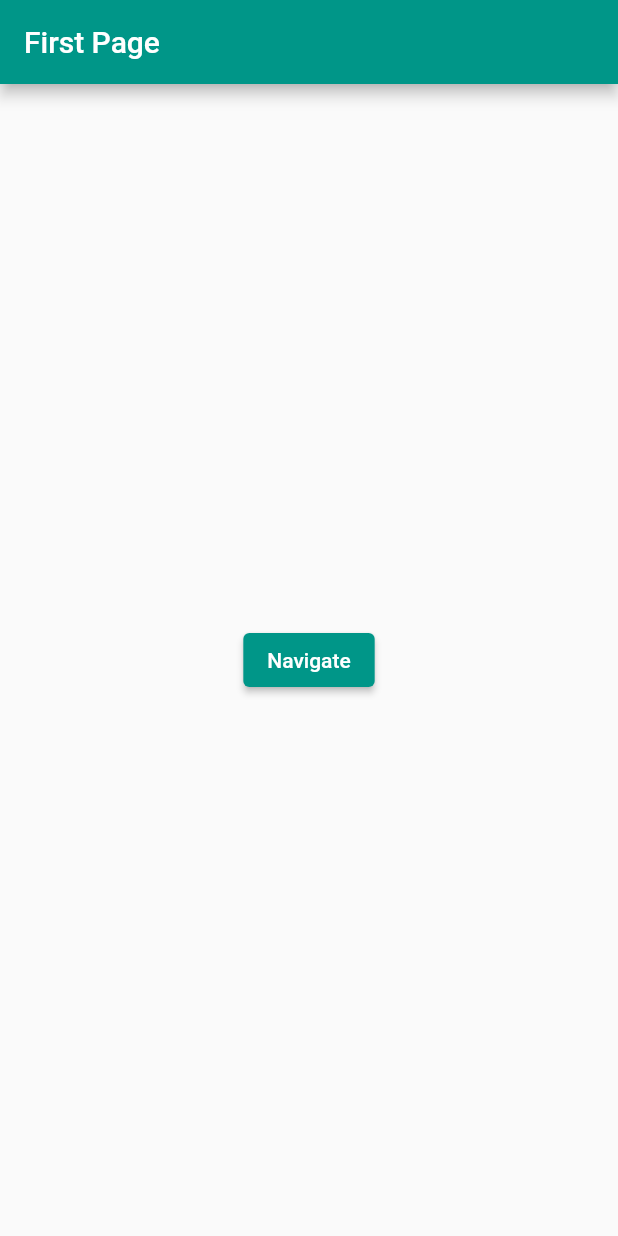
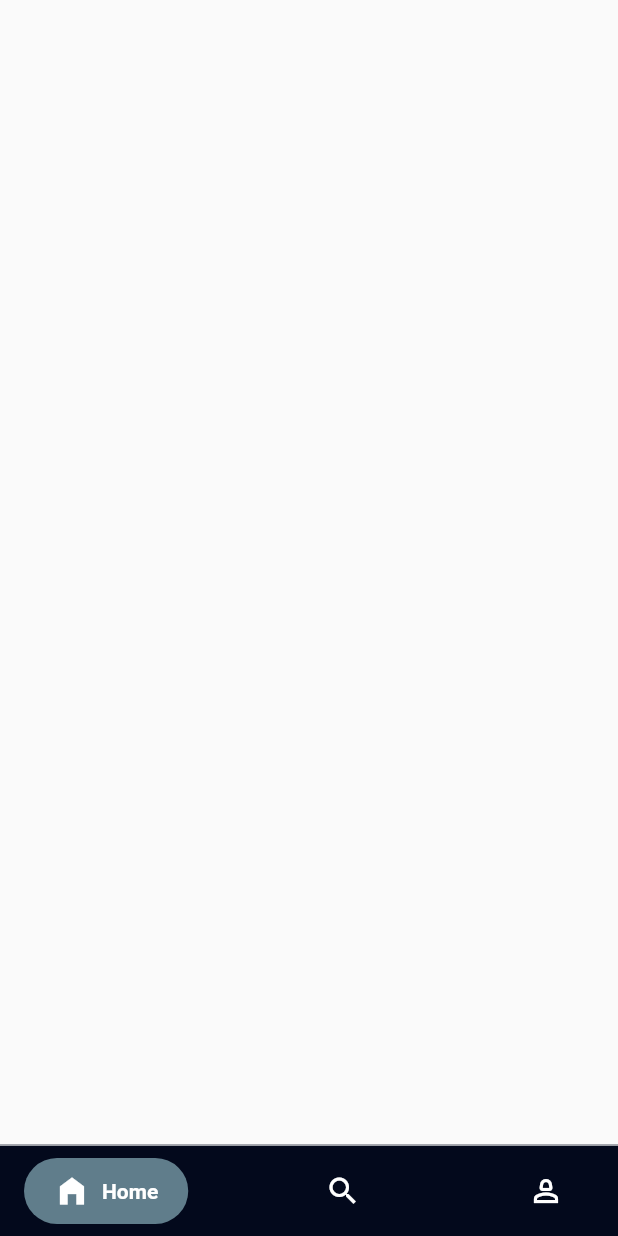
Before and after one commit to HeySitam/MovieFreaks, a Flutter app: the screen it shows after launch, on a phone screen of 412 x 824 dp. Run offline on Flutter 3.47's test engine with Material 2 defaults, Android fonts, the phone set to English and light mode, and no system bars; drawn by our look-alikes of google_nav_bar.

Commit message:
Movie App: Bottom Nav bar implemented

```diff
--- a/lib/main.dart
+++ b/lib/main.dart
@@ -1,8 +1,6 @@
 import 'package:flutter/cupertino.dart';
 import 'package:flutter/material.dart';
-import 'package:flutter_ui_practice/pages/first_page.dart';
-import 'package:flutter_ui_practice/pages/second_page.dart';
-import 'package:flutter_ui_practice/pages/third_page.dart';
+import 'package:flutter_ui_practice/pages/main_page.dart';
 import 'package:flutter_ui_practice/utils/routes.dart';
 
 void main() => runApp(App());
@@ -15,10 +13,7 @@ class App extends StatelessWidget {
         theme: ThemeData(primarySwatch: Colors.teal),
         initialRoute: '/',
         routes: {
-          '/' : (context) => FirstPage(),
-          Routes.firstPageRoute : (context) => FirstPage(),
-          Routes.secondPageRoute : (context) => SecondPage(),
-          Routes.thirdPageRoute : (context) => ThirdPage()
+          '/' : (context) => MainPage(),
         },
     );
   }
--- a/lib/pages/first_page.dart
+++ /dev/null
@@ -1,24 +0,0 @@
-import 'package:flutter/cupertino.dart';
-import 'package:flutter/material.dart';
-import 'package:flutter_ui_practice/pages/second_page.dart';
-import 'package:flutter_ui_practice/utils/routes.dart';
-
-class FirstPage extends StatelessWidget{
-  @override
-  Widget build(BuildContext context) {
-    return Scaffold(
-      appBar: AppBar(
-        title: Text("First Page"),
-      ),
-      body: Center(
-        child: ElevatedButton(
-          child: Text("Navigate"),
-          onPressed: (){
-           // Navigator.pushNamedAndRemoveUntil(context, Routes.secondPageRoute, ModalRoute.withName(Routes.firstPageRoute));
-            Navigator.pushNamed(context, Routes.secondPageRoute);
-          },
-        ),
-      ),
-    );
-  }
-}
--- /dev/null
+++ b/lib/pages/main_page.dart
@@ -0,0 +1,48 @@
+import 'package:flutter/cupertino.dart';
+import 'package:flutter/material.dart';
+import 'package:google_nav_bar/google_nav_bar.dart';
+
+class MainPage extends StatefulWidget {
+  @override
+  State<MainPage> createState() => _MainPageState();
+}
+
+class _MainPageState extends State<MainPage> {
+  @override
+  Widget build(BuildContext context) {
+    return Scaffold(
+      bottomNavigationBar: Container(
+        decoration: BoxDecoration(
+          border: Border(top: BorderSide(
+            color: Colors.white60
+          )),
+          color: Color(0xFF03091c)
+        ),
+        child: Padding(
+          padding: EdgeInsets.symmetric(vertical: 8, horizontal: 16),
+          child: GNav(
+              gap: 8,
+              backgroundColor: Color(0xFF03091c),
+              padding: EdgeInsets.symmetric(horizontal: 20,vertical: 10),
+              color: Colors.white,
+              activeColor: Colors.white,
+              tabBackgroundColor: Colors.blueGrey,
+              tabs: [
+            GButton(
+              icon: Icons.home_filled,
+              text: "Home",
+            ),
+            GButton(
+              icon: Icons.search,
+              text: "Search",
+            ),
+            GButton(
+              icon: Icons.person_2_outlined,
+              text: "Profile",
+            ),
+          ]),
+        ),
+      ),
+    );
+  }
+}
--- a/pubspec.yaml
+++ b/pubspec.yaml
@@ -38,8 +38,9 @@ dependencies:
   # Use with the CupertinoIcons class for iOS style icons.
   cupertino_icons: ^1.0.2
   provider: ^6.0.5
-  http: ^0.13.5
   dio: ^5.0.0
+  hive: ^2.2.3
+  google_nav_bar: ^5.0.6
 
 dev_dependencies:
   flutter_test:
```
Also changed, not shown: lib/pages/second_page.dart (deleted, +0 -21 lines), lib/pages/third_page.dart (deleted, +0 -21 lines), lib/pages/home/home_page.dart (added), lib/pages/login_page.dart (added), pubspec.lock.
